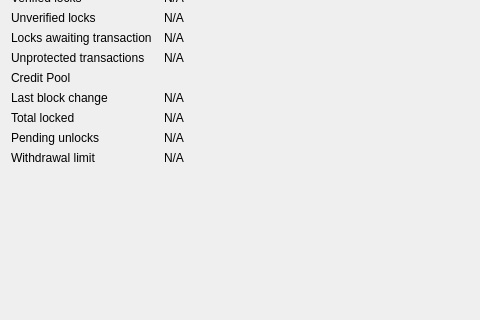
Qt form src/qt/forms/networkwidget.ui (UdjinM6/dash) before a commit; both pictures show x 0 to 480 and y 180 to 500 of the 700 by 500 pixel window.
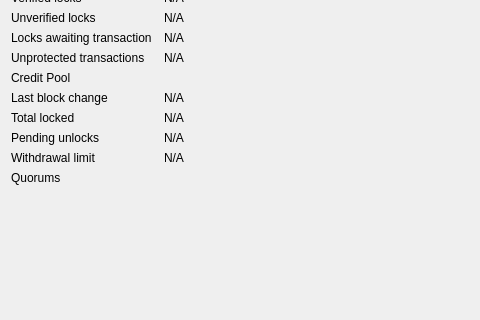
The same form after that commit.

Commit message: feat(qt): report quorum statistics in network widget

Diff of the .ui file:
```diff
--- a/src/qt/forms/networkwidget.ui
+++ b/src/qt/forms/networkwidget.ui
@@ -336,6 +336,13 @@
         </widget>
        </item>
        <item row="17" column="0">
+        <widget class="QLabel" name="labelQuorums">
+         <property name="text">
+          <string>Quorums</string>
+         </property>
+        </widget>
+       </item>
+       <item row="100" column="0">
         <spacer name="verticalSpacer">
          <property name="orientation">
           <enum>Qt::Vertical</enum>
```
The commit also changes 7 other files.
